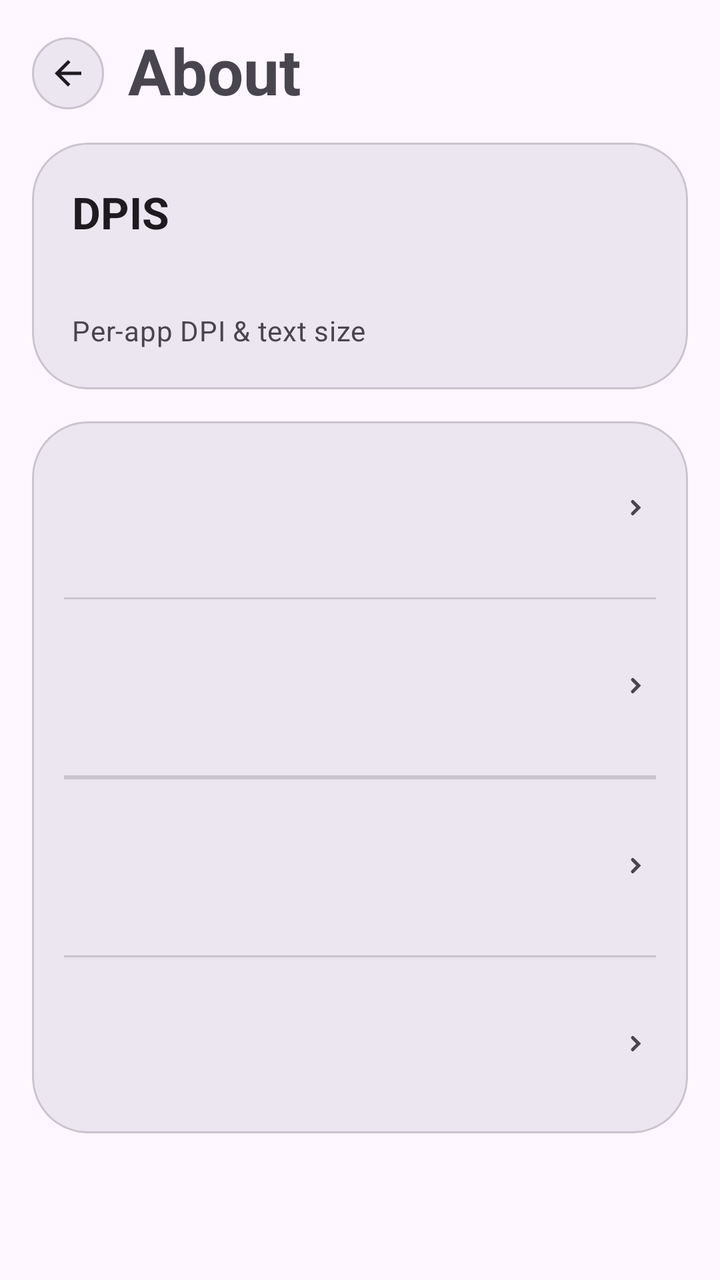
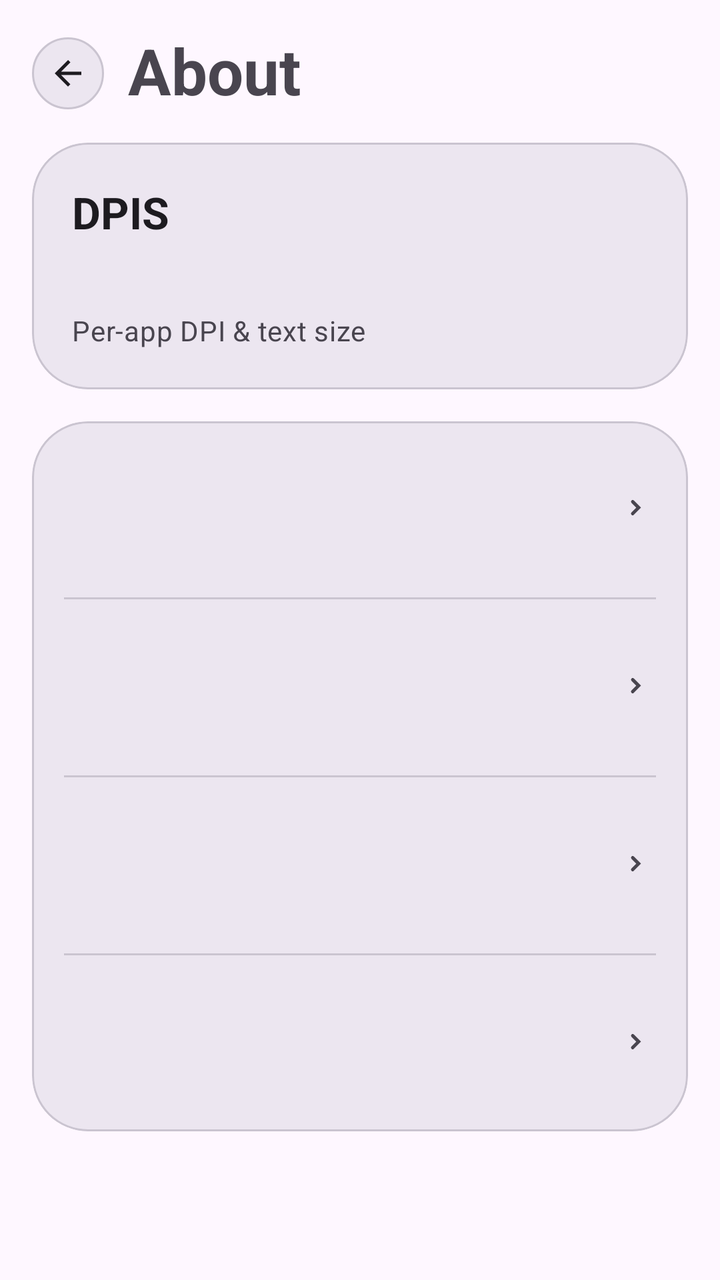

An Android layout rendered at two revisions. The XML below is the earlier revision; the diff shows what the commit changed to produce the second picture.
<!-- AndroidManifest.xml: application theme Theme.Dpis -->
<!-- res/layout/activity_about.xml -->
<?xml version="1.0" encoding="utf-8"?>
<ScrollView xmlns:android="http://schemas.android.com/apk/res/android"
    xmlns:app="http://schemas.android.com/apk/res-auto"
    android:layout_width="match_parent"
    android:layout_height="match_parent">

    <LinearLayout
        android:id="@+id/about_content"
        android:layout_width="match_parent"
        android:layout_height="wrap_content"
        android:orientation="vertical"
        android:paddingStart="16dp"
        android:paddingTop="18dp"
        android:paddingEnd="16dp"
        android:paddingBottom="24dp">

        <LinearLayout
            android:layout_width="match_parent"
            android:layout_height="wrap_content"
            android:gravity="center_vertical"
            android:orientation="horizontal">

            <androidx.appcompat.widget.AppCompatImageButton
                android:id="@+id/about_back_button"
                android:layout_width="@dimen/settings_back_button_size"
                android:layout_height="@dimen/settings_back_button_size"
                android:background="@drawable/bg_round_button_surface"
                android:contentDescription="@string/system_settings_back"
                android:padding="8dp"
                android:scaleType="centerInside"
                android:src="@drawable/ic_arrow_back_24"
                app:tint="?attr/colorOnSurface" />

            <com.google.android.material.textview.MaterialTextView
                android:layout_width="wrap_content"
                android:layout_height="wrap_content"
                android:layout_marginStart="12dp"
                android:includeFontPadding="false"
                android:text="@string/about_title"
                android:textAppearance="@style/TextAppearance.Material3.HeadlineLarge"
                android:textStyle="bold" />
        </LinearLayout>

        <com.google.android.material.card.MaterialCardView
            android:layout_width="match_parent"
            android:layout_height="wrap_content"
            android:layout_marginTop="16dp"
            app:cardBackgroundColor="?attr/colorSurfaceContainerHigh"
            app:cardCornerRadius="28dp"
            app:strokeColor="?attr/colorOutlineVariant"
            app:strokeWidth="1dp">

            <LinearLayout
                android:layout_width="match_parent"
                android:layout_height="wrap_content"
                android:orientation="vertical"
                android:padding="20dp">

                <com.google.android.material.textview.MaterialTextView
                    android:id="@+id/about_app_name"
                    android:layout_width="wrap_content"
                    android:layout_height="wrap_content"
                    android:text="@string/app_name"
                    android:textAppearance="@style/TextAppearance.Material3.TitleLarge"
                    android:textStyle="bold" />

                <com.google.android.material.textview.MaterialTextView
                    android:id="@+id/about_version"
                    android:layout_width="wrap_content"
                    android:layout_height="wrap_content"
                    android:layout_marginTop="4dp"
                    android:textAppearance="@style/TextAppearance.Material3.BodyMedium"
                    android:textColor="?attr/colorOnSurfaceVariant" />

                <com.google.android.material.textview.MaterialTextView
                    android:id="@+id/about_description"
                    android:layout_width="wrap_content"
                    android:layout_height="wrap_content"
                    android:layout_marginTop="12dp"
                    android:text="@string/module_description"
                    android:textAppearance="@style/TextAppearance.Material3.BodyMedium"
                    android:textColor="?attr/colorOnSurfaceVariant" />
            </LinearLayout>
        </com.google.android.material.card.MaterialCardView>

        <com.google.android.material.card.MaterialCardView
            android:layout_width="match_parent"
            android:layout_height="wrap_content"
            android:layout_marginTop="16dp"
            app:cardBackgroundColor="?attr/colorSurfaceContainerHigh"
            app:cardCornerRadius="28dp"
            app:strokeColor="?attr/colorOutlineVariant"
            app:strokeWidth="1dp">

            <LinearLayout
                android:layout_width="match_parent"
                android:layout_height="wrap_content"
                android:orientation="vertical">

                <include
                    android:id="@+id/row_about_source"
                    layout="@layout/item_settings_entry" />

                <com.google.android.material.divider.MaterialDivider
                    android:layout_width="match_parent"
                    android:layout_height="wrap_content"
                    android:layout_marginStart="16dp"
                    android:layout_marginEnd="16dp" />

                <include
                    android:id="@+id/row_about_update"
                    layout="@layout/item_settings_entry" />

                <com.google.android.material.divider.MaterialDivider
                    android:id="@+id/divider_after_update"
                    android:layout_width="match_parent"
                    android:layout_height="wrap_content"
                    android:layout_marginStart="16dp"
                    android:layout_marginEnd="16dp" />

                <include
                    android:id="@+id/row_about_update_dialog_debug_only"
                    layout="@layout/item_settings_entry"
                    android:visibility="gone" />

                <com.google.android.material.divider.MaterialDivider
                    android:id="@+id/divider_after_update_dialog_debug_only"
                    android:layout_width="match_parent"
                    android:layout_height="wrap_content"
                    android:layout_marginStart="16dp"
                    android:layout_marginEnd="16dp" />

                <include
                    android:id="@+id/row_about_feedback"
                    layout="@layout/item_settings_entry" />

                <com.google.android.material.divider.MaterialDivider
                    android:layout_width="match_parent"
                    android:layout_height="wrap_content"
                    android:layout_marginStart="16dp"
                    android:layout_marginEnd="16dp" />

                <include
                    android:id="@+id/row_about_open_source_license"
                    layout="@layout/item_settings_entry" />
            </LinearLayout>
        </com.google.android.material.card.MaterialCardView>
    </LinearLayout>
</ScrollView>
<!-- res/layout/item_settings_entry.xml (included above) -->
<?xml version="1.0" encoding="utf-8"?>
<LinearLayout xmlns:android="http://schemas.android.com/apk/res/android"
    xmlns:app="http://schemas.android.com/apk/res-auto" android:layout_width="match_parent" android:layout_height="wrap_content" android:background="?attr/selectableItemBackground" android:gravity="center_vertical" android:minHeight="88dp" android:orientation="horizontal" android:paddingStart="16dp" android:paddingTop="12dp" android:paddingEnd="16dp" android:paddingBottom="12dp">

    <androidx.appcompat.widget.AppCompatImageView android:id="@+id/setting_icon" android:layout_width="24dp" android:layout_height="24dp" android:contentDescription="@null" app:tint="?attr/colorOnSurfaceVariant" />

    <LinearLayout android:layout_width="0dp" android:layout_height="wrap_content" android:layout_marginStart="14dp" android:layout_weight="1" android:orientation="vertical">

        <com.google.android.material.textview.MaterialTextView android:id="@+id/setting_title" android:layout_width="match_parent" android:layout_height="wrap_content" android:textAppearance="@style/TextAppearance.Material3.TitleMedium" android:textStyle="bold" />

        <com.google.android.material.textview.MaterialTextView android:id="@+id/setting_subtitle" android:layout_width="match_parent" android:layout_height="wrap_content" android:layout_marginTop="2dp" android:textAppearance="@style/TextAppearance.Material3.BodyMedium" android:textColor="?attr/colorOnSurfaceVariant" />
    </LinearLayout>

    <androidx.appcompat.widget.AppCompatImageView android:id="@+id/setting_chevron" android:layout_width="20dp" android:layout_height="20dp" android:layout_marginStart="12dp" android:contentDescription="@null" android:src="@drawable/ic_chevron_right_24" app:tint="?attr/colorOnSurfaceVariant" />
</LinearLayout>
<!-- resources referenced by this layout -->
<resources>
  <dimen name="settings_back_button_size">36dp</dimen>
  <!-- drawable bg_round_button_surface (drawable) -->
  <?xml version="1.0" encoding="utf-8"?>
  <shape xmlns:android="http://schemas.android.com/apk/res/android"
      android:shape="oval">
      <solid android:color="?attr/colorSurfaceContainerHigh" />
      <stroke
          android:width="1dp"
          android:color="?attr/colorOutlineVariant" />
  </shape>
  <!-- drawable ic_arrow_back_24 (drawable) -->
  <?xml version="1.0" encoding="utf-8"?>
  <vector xmlns:android="http://schemas.android.com/apk/res/android"
      android:width="24dp"
      android:height="24dp"
      android:viewportWidth="24"
      android:viewportHeight="24">
      <path
          android:fillColor="#FFFFFFFF"
          android:pathData="M20,11H7.83l5.59,-5.59L12,4l-8,8l8,8l1.41,-1.41L7.83,13H20z" />
  </vector>
  <!-- drawable ic_chevron_right_24 (drawable) -->
  <?xml version="1.0" encoding="utf-8"?>
  <vector xmlns:android="http://schemas.android.com/apk/res/android"
      android:width="24dp"
      android:height="24dp"
      android:viewportWidth="24"
      android:viewportHeight="24">
      <path
          android:fillColor="@android:color/white"
          android:pathData="M9.29,6.71a1,1 0,0 1,1.42 0L15,11l-4.29,4.29a1,1 0,1 1,-1.42 -1.42L12.17,11 9.29,8.12a1,1 0,0 1,0 -1.41z" />
  </vector>
  <string name="about_title">About</string>
  <string name="app_name">DPIS</string>
  <string name="module_description">Per-app DPI &amp; text size</string>
  <string name="system_settings_back">Back</string>
  <style name="Theme.Dpis" parent="Theme.Material3.DayNight.NoActionBar">
          <item name="android:statusBarColor">@android:color/transparent</item>
          <item name="android:navigationBarColor">@android:color/transparent</item>
          <item name="android:windowLightStatusBar">true</item>
      </style>
</resources>

<!-- the commit's change to res/layout/activity_about.xml (unified diff, before → after) -->
@@ -118,17 +118,24 @@
                     android:layout_marginStart="16dp"
                     android:layout_marginEnd="16dp" />
 
-                <include
-                    android:id="@+id/row_about_update_dialog_debug_only"
-                    layout="@layout/item_settings_entry"
-                    android:visibility="gone" />
-
-                <com.google.android.material.divider.MaterialDivider
-                    android:id="@+id/divider_after_update_dialog_debug_only"
+                <LinearLayout
+                    android:id="@+id/group_about_update_dialog_debug_only"
                     android:layout_width="match_parent"
                     android:layout_height="wrap_content"
-                    android:layout_marginStart="16dp"
-                    android:layout_marginEnd="16dp" />
+                    android:orientation="vertical"
+                    android:visibility="gone">
+
+                    <include
+                        android:id="@+id/row_about_update_dialog_debug_only"
+                        layout="@layout/item_settings_entry" />
+
+                    <com.google.android.material.divider.MaterialDivider
+                        android:id="@+id/divider_after_update_dialog_debug_only"
+                        android:layout_width="match_parent"
+                        android:layout_height="wrap_content"
+                        android:layout_marginStart="16dp"
+                        android:layout_marginEnd="16dp" />
+                </LinearLayout>
 
                 <include
                     android:id="@+id/row_about_feedback"
